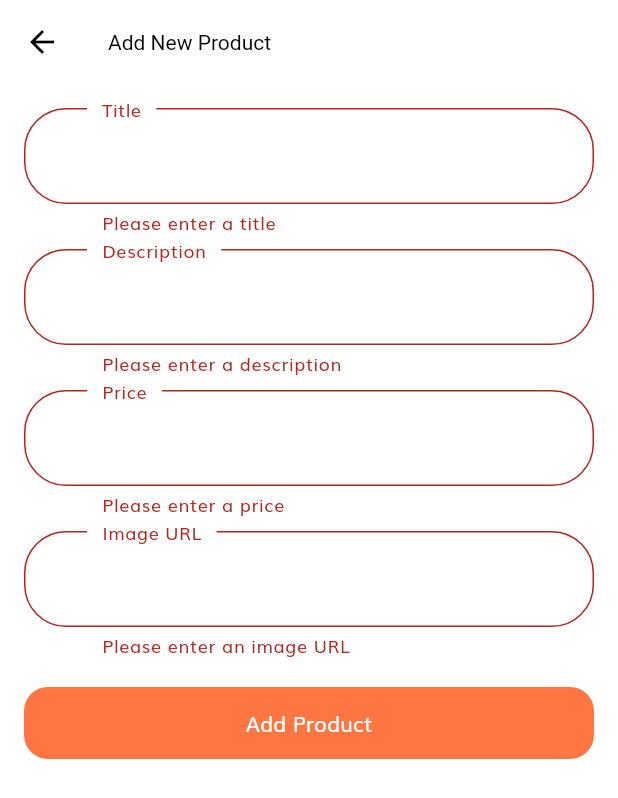
After one commit to AnexDev1/Jifar-Shop, a Flutter app: the AddProductScreen screen opened directly, after a tap on "Add Product", on a phone screen of 412 x 824 dp. The commit adds this screen. Shown: the top 798 px of the screen. Run offline on Flutter 3.47's test engine with Material 3 defaults, Android fonts, the phone set to English and light mode, and no system bars; our stand-ins replace flutter_svg.

Commit message:
implemented adding new product to demo products

```diff
--- /dev/null
+++ b/lib/screens/add_product/add_product_screen.dart
@@ -0,0 +1,112 @@
+// lib/screens/add_product/add_product_screen.dart
+
+import 'package:flutter/material.dart';
+import 'package:shop_app/models/Product.dart';
+
+class AddProductScreen extends StatefulWidget {
+  const AddProductScreen({super.key});
+
+  @override
+  State<AddProductScreen> createState() => _AddProductScreenState();
+}
+
+class _AddProductScreenState extends State<AddProductScreen> {
+  final _formKey = GlobalKey<FormState>();
+  final _titleController = TextEditingController();
+  final _descriptionController = TextEditingController();
+  final _priceController = TextEditingController();
+  final _imageController = TextEditingController();
+
+  void _addProduct() {
+    if (_formKey.currentState!.validate()) {
+      final newProduct = Product(
+        id: demoProducts.length + 1,
+        title: _titleController.text,
+        description: _descriptionController.text,
+        price: double.parse(_priceController.text),
+        images: [_imageController.text],
+        colors: [Colors.white],
+        rating: 0.0,
+        isFavourite: false,
+        isPopular: false,
+      );
+
+      setState(() {
+        demoProducts.add(newProduct);
+      });
+
+      Navigator.pop(context);
+    }
+  }
+
+  @override
+  Widget build(BuildContext context) {
+    return Scaffold(
+      appBar: AppBar(
+        title: const Text('Add New Product'),
+      ),
+      body: Padding(
+        padding: const EdgeInsets.all(16.0),
+        child: Form(
+          key: _formKey,
+          child: Column(
+            children: [
+              TextFormField(
+                controller: _titleController,
+                decoration: const InputDecoration(labelText: 'Title'),
+                validator: (value) {
+                  if (value == null || value.isEmpty) {
+                    return 'Please enter a title';
+                  }
+                  return null;
+                },
+              ),
+              const SizedBox(height: 10),
+
+              TextFormField(
+                controller: _descriptionController,
+                decoration: const InputDecoration(labelText: 'Description'),
+                validator: (value) {
+                  if (value == null || value.isEmpty) {
+                    return 'Please enter a description';
+                  }
+                  return null;
+                },
+              ),
+              const SizedBox(height: 10),
+
+              TextFormField(
+                controller: _priceController,
+                decoration: const InputDecoration(labelText: 'Price'),
+                keyboardType: TextInputType.number,
+                validator: (value) {
+                  if (value == null || value.isEmpty) {
+                    return 'Please enter a price';
+                  }
+                  return null;
+                },
+              ),
+              const SizedBox(height: 10),
+
+              TextFormField(
+                controller: _imageController,
+                decoration: const InputDecoration(labelText: 'Image URL'),
+                validator: (value) {
+                  if (value == null || value.isEmpty) {
+                    return 'Please enter an image URL';
+                  }
+                  return null;
+                },
+              ),
+              const SizedBox(height: 20),
+              ElevatedButton(
+                onPressed: _addProduct,
+                child: const Text('Add Product'),
+              ),
+            ],
+          ),
+        ),
+      ),
+    );
+  }
+}
--- a/lib/screens/products/products_screen.dart
+++ b/lib/screens/products/products_screen.dart
@@ -1,6 +1,7 @@
 import 'package:flutter/material.dart';
 import 'package:shop_app/components/product_card.dart';
 import 'package:shop_app/models/Product.dart';
+import 'package:shop_app/screens/add_product/add_product_screen.dart';
 
 import '../details/details_screen.dart';
 
@@ -14,6 +15,11 @@ class ProductsScreen extends StatelessWidget {
     return Scaffold(
       appBar: AppBar(
         title: const Text("Products"),
+        actions: [
+          IconButton(onPressed: (){
+            Navigator.push(context, MaterialPageRoute(builder: (context) => AddProductScreen()));
+          }, icon: const Icon(Icons.add)),
+        ],
       ),
       body: SafeArea(
         child: Padding(
```
